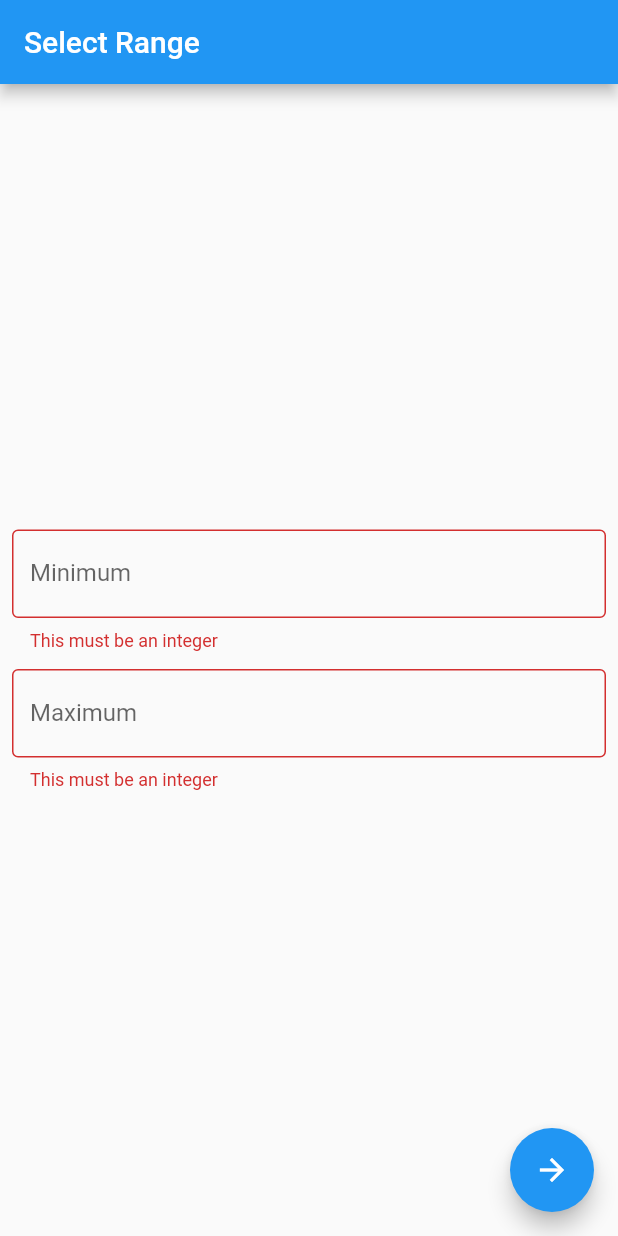
After one commit to ivantrj/random_number_generator, a Flutter app: the screen it shows after launch, after a tap on the "arrow forward" icon, on a phone screen of 412 x 824 dp. The commit adds this screen. Run offline on Flutter 3.47's test engine with Material 2 defaults, Android fonts, the phone set to English and light mode, and no system bars.

Commit message:
extract form into separate widget

```diff
--- /dev/null
+++ b/lib/range_selector_form.dart
@@ -0,0 +1,75 @@
+import 'package:flutter/material.dart';
+
+typedef IntValueSetter = void Function(int value);
+
+class RangeSelectorForm extends StatelessWidget {
+  const RangeSelectorForm({
+    Key? key,
+    required this.formKey,
+    required this.minValueSetter,
+    required this.maxValueSetter,
+  }) : super(key: key);
+
+  final GlobalKey<FormState> formKey;
+  final IntValueSetter minValueSetter;
+  final IntValueSetter maxValueSetter;
+
+  @override
+  Widget build(BuildContext context) {
+    return Form(
+      key: formKey,
+      child: Padding(
+        padding: const EdgeInsets.all(8.0),
+        child: Column(
+          mainAxisAlignment: MainAxisAlignment.center,
+          children: [
+            RangeSelectorTextFormField(
+              labelText: "Minimum",
+              intValueSetter: minValueSetter,
+            ),
+            const SizedBox(
+              height: 12,
+            ),
+            RangeSelectorTextFormField(
+              labelText: "Maximum",
+              intValueSetter: maxValueSetter,
+            ),
+          ],
+        ),
+      ),
+    );
+  }
+}
+
+class RangeSelectorTextFormField extends StatelessWidget {
+  const RangeSelectorTextFormField({
+    Key? key,
+    required this.labelText,
+    required this.intValueSetter,
+  }) : super(key: key);
+
+  final String labelText;
+  final IntValueSetter intValueSetter;
+
+  @override
+  Widget build(BuildContext context) {
+    return TextFormField(
+      decoration: InputDecoration(
+        border: const OutlineInputBorder(),
+        labelText: labelText,
+      ),
+      keyboardType:
+          const TextInputType.numberWithOptions(decimal: false, signed: true),
+      validator: (value) {
+        if (value == null || int.tryParse(value) == null) {
+          return 'This must be an integer';
+        } else {
+          return null;
+        }
+      },
+      onSaved: (newValue) => intValueSetter(
+        int.parse(newValue ?? ''),
+      ),
+    );
+  }
+}
--- a/lib/range_selector_page.dart
+++ b/lib/range_selector_page.dart
@@ -1,5 +1,5 @@
 import 'package:flutter/material.dart';
-import 'package:flutter/services.dart';
+import 'package:random_number_generator/range_selector_form.dart';
 
 class RangeSelectorPage extends StatefulWidget {
   const RangeSelectorPage({Key? key}) : super(key: key);
@@ -9,6 +9,7 @@ class RangeSelectorPage extends StatefulWidget {
 }
 
 class _RangeSelectorPageState extends State<RangeSelectorPage> {
+  final formKey = GlobalKey<FormState>();
   int _min = 0;
   int _max = 0;
 
@@ -18,66 +19,20 @@ class _RangeSelectorPageState extends State<RangeSelectorPage> {
       appBar: AppBar(
         title: const Text("Select Range"),
       ),
-      body: Form(
-        child: Padding(
-          padding: const EdgeInsets.all(8.0),
-          child: Column(
-            mainAxisAlignment: MainAxisAlignment.center,
-            children: [
-              RangeSelectorTextFormField(
-                labelText: "Minimum",
-                intValueSetter: (value) => _min = value,
-              ),
-              const SizedBox(
-                height: 12,
-              ),
-              RangeSelectorTextFormField(
-                labelText: "Maximum",
-                intValueSetter: (value) => _max = value,
-              ),
-            ],
-          ),
-        ),
+      body: RangeSelectorForm(
+        formKey: formKey,
+        minValueSetter: (value) => _min = value,
+        maxValueSetter: (value) => _max = value,
       ),
       floatingActionButton: FloatingActionButton(
         child: const Icon(Icons.arrow_forward),
         onPressed: () {
+          if (formKey.currentState?.validate() == null) {
+            formKey.currentState?.save();
+          }
           //TODO: validate form and navigate
         },
       ),
     );
   }
 }
-
-class RangeSelectorTextFormField extends StatelessWidget {
-  const RangeSelectorTextFormField({
-    Key? key,
-    required this.labelText,
-    required this.intValueSetter,
-  }) : super(key: key);
-
-  final String labelText;
-  final void Function(int) intValueSetter;
-
-  @override
-  Widget build(BuildContext context) {
-    return TextFormField(
-      decoration: InputDecoration(
-        border: const OutlineInputBorder(),
-        labelText: labelText,
-      ),
-      keyboardType:
-          const TextInputType.numberWithOptions(decimal: false, signed: true),
-      validator: (value) {
-        if (value == null || int.tryParse(value) == null) {
-          return 'This must be an integer';
-        } else {
-          return null;
-        }
-      },
-      onSaved: (newValue) => intValueSetter(
-        int.parse(newValue ?? ''),
-      ),
-    );
-  }
-}
```
